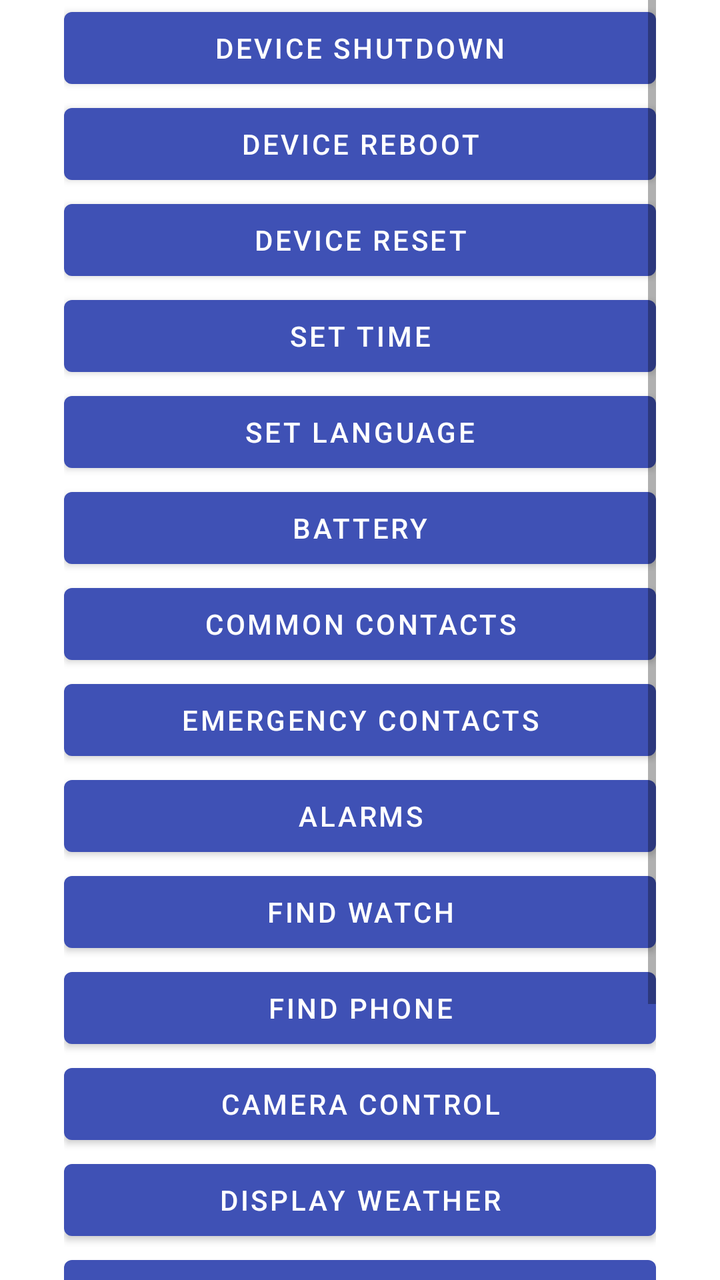
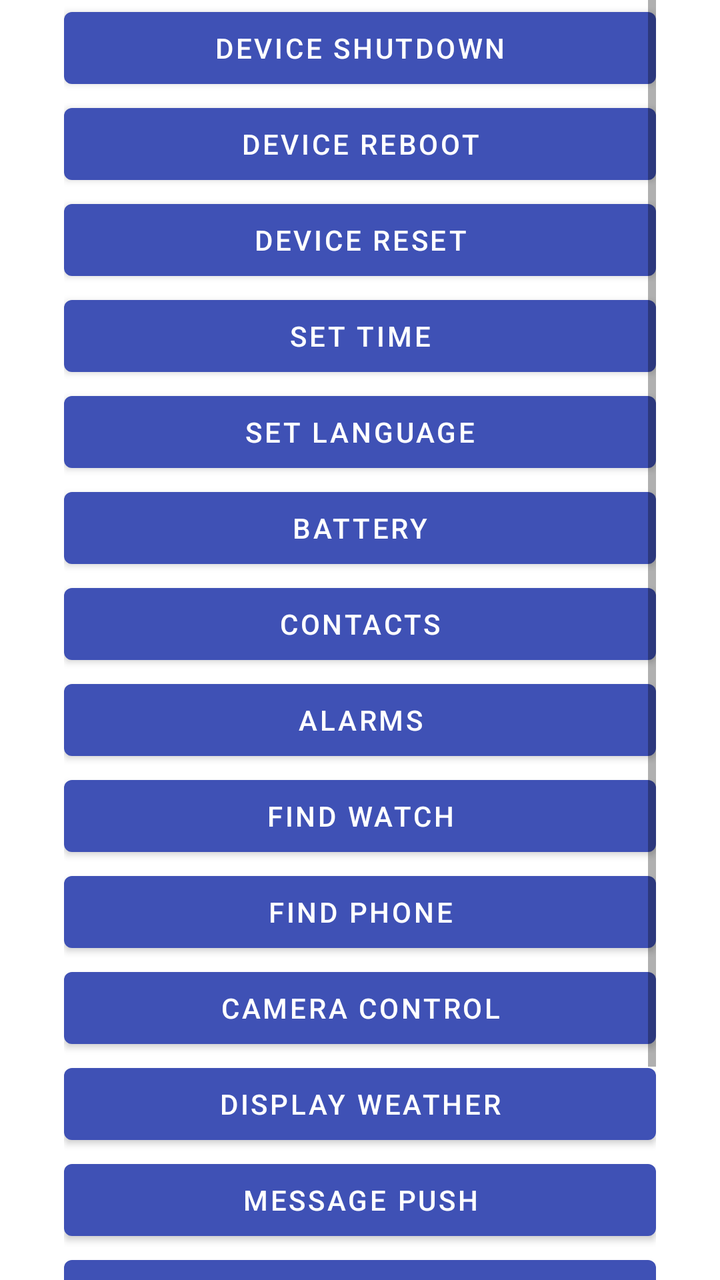

Before-and-after screenshots of an Android layout around one commit, followed by the original layout XML and the change that was made.
<!-- AndroidManifest.xml: application theme AppTheme -->
<!-- res/layout/activity_device_basic.xml -->
<?xml version="1.0" encoding="utf-8"?>
<ScrollView xmlns:android="http://schemas.android.com/apk/res/android"
    android:layout_width="match_parent"
    android:layout_height="match_parent"
    android:paddingStart="32dp"
    android:paddingEnd="32dp">

    <LinearLayout
        android:layout_width="match_parent"
        android:layout_height="wrap_content"
        android:orientation="vertical">

        <Button
            android:id="@+id/btn_shutdown"
            android:layout_width="match_parent"
            android:layout_height="wrap_content"
            android:text="@string/ds_device_shutdown"/>

        <Button
            android:id="@+id/btn_reboot"
            android:layout_width="match_parent"
            android:layout_height="wrap_content"
            android:text="@string/ds_device_reboot"/>

        <Button
            android:id="@+id/btn_reset"
            android:layout_width="match_parent"
            android:layout_height="wrap_content"
            android:text="@string/ds_device_reset"/>

        <Button
            android:id="@+id/btn_set_time"
            android:layout_width="match_parent"
            android:layout_height="wrap_content"
            android:text="@string/ds_set_time"/>

        <Button
            android:id="@+id/btn_set_language"
            android:layout_width="match_parent"
            android:layout_height="wrap_content"
            android:text="@string/ds_language_set"/>

        <Button
            android:id="@+id/btn_battery"
            android:layout_width="match_parent"
            android:layout_height="wrap_content"
            android:text="@string/ds_battery"/>

        <Button
            android:id="@+id/btn_contacts"
            android:layout_width="match_parent"
            android:layout_height="wrap_content"
            android:text="@string/ds_contacts_common"/>

        <Button
            android:id="@+id/btn_emergency_contact"
            android:layout_width="match_parent"
            android:layout_height="wrap_content"
            android:text="@string/ds_contacts_emergency"/>

        <Button
            android:id="@+id/btn_alarm"
            android:layout_width="match_parent"
            android:layout_height="wrap_content"
            android:text="@string/ds_alarm"/>

        <Button
            android:id="@+id/btn_find_watch"
            android:layout_width="match_parent"
            android:layout_height="wrap_content"
            android:text="@string/ds_find_watch"/>

        <Button
            android:id="@+id/btn_find_phone"
            android:layout_width="match_parent"
            android:layout_height="wrap_content"
            android:text="@string/ds_find_phone"/>

        <Button
            android:id="@+id/btn_camera"
            android:layout_width="match_parent"
            android:layout_height="wrap_content"
            android:text="@string/ds_camera_control"/>

        <Button
            android:id="@+id/btn_weather"
            android:layout_width="match_parent"
            android:layout_height="wrap_content"
            android:text="@string/ds_display_weather"/>

        <Button
            android:id="@+id/btn_notification"
            android:layout_width="match_parent"
            android:layout_height="wrap_content"
            android:text="@string/ds_message_push"/>

        <Button
            android:id="@+id/btn_remind"
            android:layout_width="match_parent"
            android:layout_height="wrap_content"
            android:text="@string/ds_remind"/>

        <Button
            android:id="@+id/btn_time_format"
            android:layout_width="match_parent"
            android:layout_height="wrap_content"
            android:text="@string/time_format"/>

        <Button
            android:id="@+id/btn_activity_target"
            android:layout_width="match_parent"
            android:layout_height="wrap_content"
            android:text="@string/activity_target"/>

    </LinearLayout>

</ScrollView>
<!-- resources referenced by this layout -->
<resources>
  <string name="activity_target">activity target</string>
  <string name="ds_alarm">Alarms</string>
  <string name="ds_battery">Battery</string>
  <string name="ds_camera_control">Camera Control</string>
  <string name="ds_contacts_common">Common contacts </string>
  <string name="ds_contacts_emergency">Emergency contacts</string>
  <string name="ds_device_reboot">Device Reboot</string>
  <string name="ds_device_reset">Device Reset</string>
  <string name="ds_device_shutdown">Device Shutdown</string>
  <string name="ds_display_weather">Display Weather</string>
  <string name="ds_find_phone">Find Phone</string>
  <string name="ds_find_watch">Find watch</string>
  <string name="ds_language_set">Set language</string>
  <string name="ds_message_push">Message Push</string>
  <string name="ds_remind">remind</string>
  <string name="ds_set_time">Set time</string>
  <string name="time_format">time format</string>
  <style name="AppTheme" parent="Theme.MaterialComponents.Light.DarkActionBar">
          
          <item name="colorPrimary">@color/colorPrimary</item>
          <item name="colorPrimaryDark">@color/colorPrimaryDark</item>
          <item name="colorAccent">@color/colorAccent</item>
      </style>
  <color name="colorPrimary">#3F51B5</color>
  <color name="colorPrimaryDark">#303F9F</color>
  <color name="colorAccent">#FF4081</color>
</resources>

<!-- the commit's change to res/layout/activity_device_basic.xml (unified diff, before → after) -->
@@ -50,13 +50,7 @@
             android:id="@+id/btn_contacts"
             android:layout_width="match_parent"
             android:layout_height="wrap_content"
-            android:text="@string/ds_contacts_common"/>
-
-        <Button
-            android:id="@+id/btn_emergency_contact"
-            android:layout_width="match_parent"
-            android:layout_height="wrap_content"
-            android:text="@string/ds_contacts_emergency"/>
+            android:text="@string/ds_contacts"/>
 
         <Button
             android:id="@+id/btn_alarm"
<!-- resource entries referenced after the edit -->
@@ -4,8 +4,7 @@
   <string name="ds_alarm">Alarms</string>
   <string name="ds_battery">Battery</string>
   <string name="ds_camera_control">Camera Control</string>
-  <string name="ds_contacts_common">Common contacts </string>
-  <string name="ds_contacts_emergency">Emergency contacts</string>
+  <string name="ds_contacts">Contacts</string>
   <string name="ds_device_reboot">Device Reboot</string>
   <string name="ds_device_reset">Device Reset</string>
   <string name="ds_device_shutdown">Device Shutdown</string>
